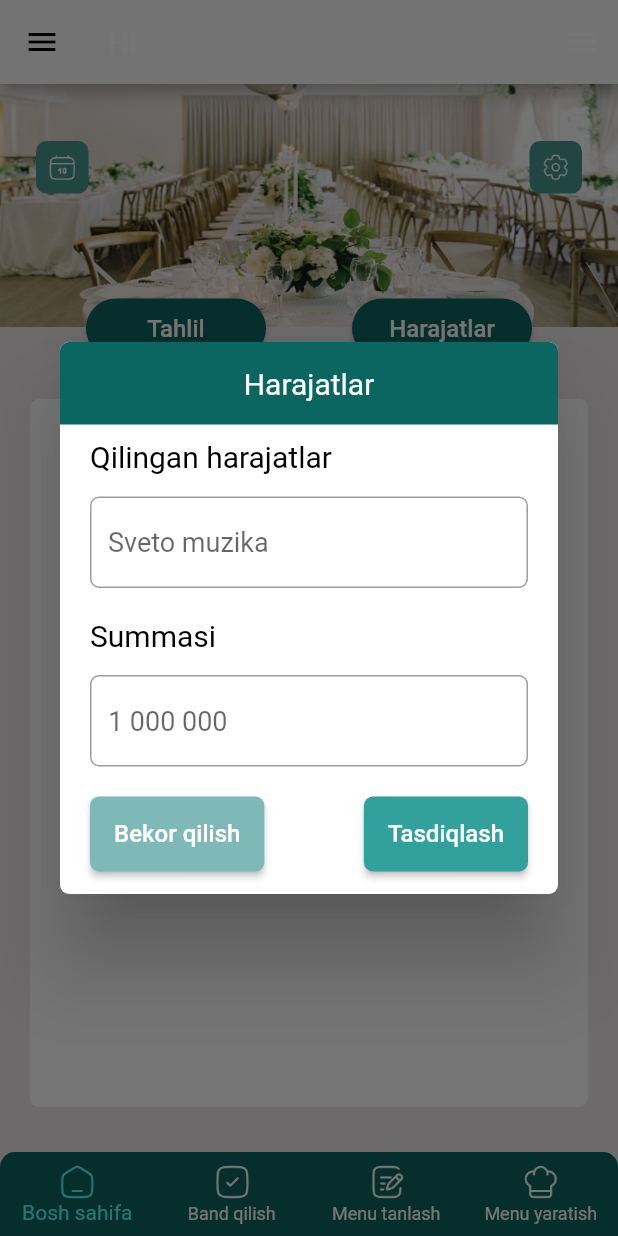
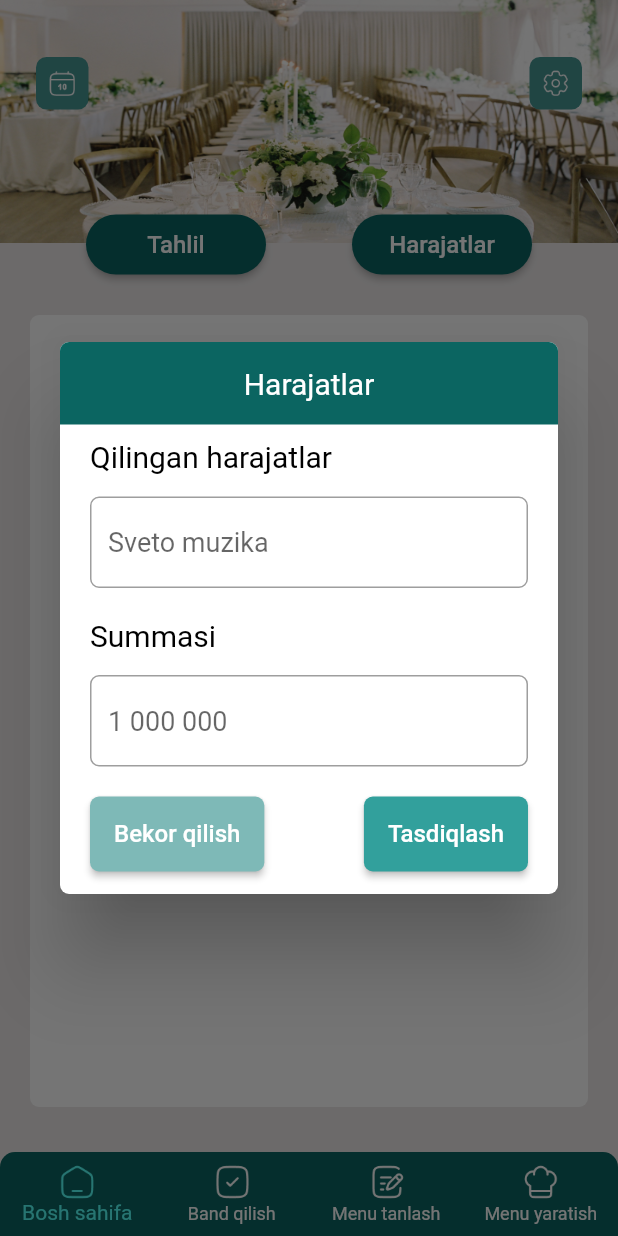
Before and after one commit to alimovjamshid/RestAdmin, a Flutter app: the screen it shows after launch, after a tap on "Harajatlar", on a phone screen of 412 x 824 dp. Run offline on Flutter 3.47's test engine with Material 2 defaults, Android fonts, the phone set to English and light mode, and no system bars; Roboto replaces fonts that are missing (Gilroy).

Commit message:
30.06.2023

```diff
--- a/lib/AppDrawer.dart
+++ b/lib/AppDrawer.dart
@@ -2,12 +2,11 @@ import 'package:flutter/cupertino.dart';
 import 'package:flutter/material.dart';
 
 class AppDrawer extends StatelessWidget {
-  const AppDrawer({super.key});
-
+   const AppDrawer({super.key});
   @override
   Widget build(BuildContext context) {
+    final double statusBarHeight = MediaQuery.of(context).padding.top;
     return Drawer(
-      surfaceTintColor: Colors.amberAccent,
       shape: RoundedRectangleBorder(
           borderRadius: BorderRadius.only(
               topLeft: Radius.circular(6),
@@ -15,7 +14,16 @@ class AppDrawer extends StatelessWidget {
           )
       ),
       child: ListView(
+        padding: EdgeInsets.zero,
         children: [
+          Container(
+            height: statusBarHeight,
+            decoration: ShapeDecoration(
+                color: Color(0xFF0B6561),
+                shape: RoundedRectangleBorder(
+                )
+            ),
+          ),
           Container(
             height: 60,
             decoration: ShapeDecoration(
@@ -28,6 +36,8 @@ class AppDrawer extends StatelessWidget {
                 "logo-RestAdmin",
                 textAlign: TextAlign.center,
                 style: TextStyle(
+                  fontSize: 18,
+                  color: Colors.white
                 ),
               ),
             ),
--- a/lib/main.dart
+++ b/lib/main.dart
@@ -24,7 +24,7 @@ class _MyAppState extends State<MyApp> {
   int _selectedIndex = 0;
 
   final List<Widget> _list = List<Widget>.unmodifiable([
-    HomePage(),
+    const HomePage(),
     const BronPage(),
     const MenuSelectPage(),
     const MenuCreatePage(),
@@ -41,32 +41,9 @@ class _MyAppState extends State<MyApp> {
   @override
   Widget build(BuildContext context) {
     return MaterialApp(
-      theme: ThemeData(
-        appBarTheme: AppBarTheme(
-          backwardsCompatibility: true,
-          systemOverlayStyle: SystemUiOverlayStyle(
-            systemNavigationBarContrastEnforced: false,
-            systemStatusBarContrastEnforced: false,
-            statusBarBrightness: Brightness.light,
-            statusBarIconBrightness: Brightness.dark,
-            statusBarColor: Colors.transparent
-          )
-        )
-      ),
       debugShowCheckedModeBanner: false,
       home: Scaffold(
-        appBar: AppBar(
-          leading: IconButton(
-              icon: Icon(
-                Icons.menu,
-                color: Colors.black,
-              ),
-              onPressed: () {
-                utils.scaffoldKey.currentState!.openEndDrawer();
-              }),
-          backgroundColor: Theme.of(context).canvasColor,
-          title: Text("Hi"),
-        ),
+        drawerEnableOpenDragGesture: false,
         endDrawer: const AppDrawer(),
         key: utils.scaffoldKey,
         backgroundColor: const Color(0xFFEBE8E8),
--- a/lib/page/home/HomePage.dart
+++ b/lib/page/home/HomePage.dart
@@ -1,13 +1,13 @@
 import 'package:flutter/material.dart';
 import 'package:restadmin/Utils.dart';
+import 'package:restadmin/page/home/widgets/CustomExpanceDialog.dart';
 import 'package:restadmin/page/home/widgets/CustomELevetedButton.dart';
 import 'package:restadmin/page/home/widgets/CustomIconButton.dart';
 
 class HomePage extends StatelessWidget {
 
-  final Utils utils = Utils();
 
-  HomePage({super.key});
+  const HomePage({super.key});
 
   @override
   Widget build(BuildContext context) {
@@ -44,7 +44,7 @@ class HomePage extends StatelessWidget {
                   textRound: 20,
                   color: Color(0xFF0B6561),
                   onPressed: () {
-                    _showDialog(context);
+                    CustomExpanceDialog(context);
                   },
                   buttonHeight: 40,
                   buttonWidth: 120,
@@ -67,7 +67,7 @@ class HomePage extends StatelessWidget {
                 ),
                 CustomIconButton(
                   onPressed: () {
-                    utils.scaffoldKey.currentState?.openEndDrawer();
+                    Scaffold.of(context).openEndDrawer();
                   },
                   imageIcon: "assets/settings.png",
                   height: 35,
@@ -93,130 +93,3 @@ class HomePage extends StatelessWidget {
     );
   }
 }
-
-void _showDialog(BuildContext context) {
-  showDialog(
-    barrierDismissible: false,
-    useSafeArea: true,
-    useRootNavigator: true,
-    context: context,
-    builder: (BuildContext context) {
-      return Dialog(
-        backgroundColor: Colors.white,
-        shape: RoundedRectangleBorder(borderRadius: BorderRadius.circular(6)),
-        child: Column(
-          crossAxisAlignment: CrossAxisAlignment.start,
-          mainAxisSize: MainAxisSize.min,
-          children: [
-            Container(
-              height: 55,
-              decoration: const ShapeDecoration(
-                  color: Color(0xFF0B6561),
-                  shape: RoundedRectangleBorder(
-                      borderRadius: BorderRadius.only(
-                          topLeft: Radius.circular(6),
-                          topRight: Radius.circular(6)))),
-              // color: Color(0xFF0B6561),
-              child: const Center(
-                child: Text(
-                  "Harajatlar",
-                  style: TextStyle(
-                      color: Colors.white,
-                      fontSize: 20,
-                      fontWeight: FontWeight.w400),
-                ),
-              ),
-            ),
-            Padding(
-              padding: const EdgeInsets.symmetric(horizontal: 20.0),
-              child: Column(
-                crossAxisAlignment: CrossAxisAlignment.start,
-                children: [
-                  SizedBox(
-                    height: 10,
-                  ),
-                  Text(
-                    "Qilingan harajatlar",
-                    style: TextStyle(
-                        color: Colors.black,
-                        fontWeight: FontWeight.w400,
-                        fontFamily: 'Gilroy',
-                        fontSize: 20),
-                  ),
-                  SizedBox(
-                    height: 15,
-                  ),
-                  TextField(
-                    style: TextStyle(fontSize: 18),
-                    keyboardType: TextInputType.text,
-                    decoration: InputDecoration(
-                        hintText: "Sveto muzika",
-                        hintStyle: TextStyle(fontSize: 18),
-                        border: OutlineInputBorder(
-                            borderRadius: BorderRadius.circular(6),
-                            borderSide:
-                                BorderSide(width: 5, color: Colors.black))),
-                  ),
-                  SizedBox(
-                    height: 20,
-                  ),
-                  Text(
-                    "Summasi",
-                    style: TextStyle(
-                        color: Colors.black,
-                        fontWeight: FontWeight.w400,
-                        fontFamily: 'Gilroy',
-                        fontSize: 20),
-                  ),
-                  SizedBox(
-                    height: 15,
-                  ),
-                  TextField(
-                    style: TextStyle(fontSize: 18),
-                    keyboardType: TextInputType.text,
-                    decoration: InputDecoration(
-                        hintText: "1 000 000",
-                        hintStyle: TextStyle(fontSize: 18),
-                        border: OutlineInputBorder(
-                            borderRadius: BorderRadius.circular(6),
-                            borderSide:
-                                BorderSide(width: 5, color: Colors.black))),
-                  ),
-                  SizedBox(
-                    height: 20,
-                  ),
-                  Row(
-                    mainAxisAlignment: MainAxisAlignment.spaceBetween,
-                    children: [
-                      CustomElevatedButton(
-                        text: "Bekor qilish",
-                        onPressed: (){
-                          Navigator.of(context).pop();
-                        },
-                        textRound: 6,
-                        color: Color(0xFF7EB9B7),
-                        buttonHeight: 50,
-                        textSize: 16,
-                      ),
-                      CustomElevatedButton(
-                        text: "Tasdiqlash",
-                        onPressed: () {},
-                        textRound: 6,
-                        color: Color(0xFF32A09C),
-                        buttonHeight: 50,
-                        textSize: 16,
-                      )
-                    ],
-                  ),
-                  SizedBox(
-                    height: 15,
-                  )
-                ],
-              ),
-            )
-          ],
-        ),
-      );
-    },
-  );
-}
--- /dev/null
+++ b/lib/page/home/widgets/CustomExpanceDialog.dart
@@ -0,0 +1,133 @@
+import 'package:flutter/cupertino.dart';
+import 'package:flutter/material.dart';
+
+import 'CustomELevetedButton.dart';
+
+
+// ignore: non_constant_identifier_names
+void CustomExpanceDialog(BuildContext context) {
+  showDialog(
+    barrierDismissible: false,
+    useSafeArea: false,
+    useRootNavigator: true,
+    context: context,
+    builder: (BuildContext context) {
+      return Dialog(
+        backgroundColor: Colors.white,
+        shape: RoundedRectangleBorder(borderRadius: BorderRadius.circular(6)),
+        child: Column(
+          crossAxisAlignment: CrossAxisAlignment.start,
+          mainAxisSize: MainAxisSize.min,
+          children: [
+            Container(
+              height: 55,
+              decoration: const ShapeDecoration(
+                  color: Color(0xFF0B6561),
+                  shape: RoundedRectangleBorder(
+                      borderRadius: BorderRadius.only(
+                          topLeft: Radius.circular(6),
+                          topRight: Radius.circular(6)))),
+              // color: Color(0xFF0B6561),
+              child: const Center(
+                child: Text(
+                  "Harajatlar",
+                  style: TextStyle(
+                      color: Colors.white,
+                      fontSize: 20,
+                      fontWeight: FontWeight.w400),
+                ),
+              ),
+            ),
+            Padding(
+              padding: const EdgeInsets.symmetric(horizontal: 20.0),
+              child: Column(
+                crossAxisAlignment: CrossAxisAlignment.start,
+                children: [
+                  SizedBox(
+                    height: 10,
+                  ),
+                  Text(
+                    "Qilingan harajatlar",
+                    style: TextStyle(
+                        color: Colors.black,
+                        fontWeight: FontWeight.w400,
+                        fontFamily: 'Gilroy',
+                        fontSize: 20),
+                  ),
+                  SizedBox(
+                    height: 15,
+                  ),
+                  TextField(
+                    style: TextStyle(fontSize: 18),
+                    keyboardType: TextInputType.text,
+                    decoration: InputDecoration(
+                        hintText: "Sveto muzika",
+                        hintStyle: TextStyle(fontSize: 18),
+                        border: OutlineInputBorder(
+                            borderRadius: BorderRadius.circular(6),
+                            borderSide:
+                            BorderSide(width: 5, color: Colors.black))),
+                  ),
+                  SizedBox(
+                    height: 20,
+                  ),
+                  Text(
+                    "Summasi",
+                    style: TextStyle(
+                        color: Colors.black,
+                        fontWeight: FontWeight.w400,
+                        fontFamily: 'Gilroy',
+                        fontSize: 20),
+                  ),
+                  SizedBox(
+                    height: 15,
+                  ),
+                  TextField(
+                    style: TextStyle(fontSize: 18),
+                    keyboardType: TextInputType.text,
+                    decoration: InputDecoration(
+                        hintText: "1 000 000",
+                        hintStyle: TextStyle(fontSize: 18),
+                        border: OutlineInputBorder(
+                            borderRadius: BorderRadius.circular(6),
+                            borderSide:
+                            BorderSide(width: 5, color: Colors.black))),
+                  ),
+                  SizedBox(
+                    height: 20,
+                  ),
+                  Row(
+                    mainAxisAlignment: MainAxisAlignment.spaceBetween,
+                    children: [
+                      CustomElevatedButton(
+                        text: "Bekor qilish",
+                        onPressed: (){
+                          Navigator.of(context).pop();
+                        },
+                        textRound: 6,
+                        color: Color(0xFF7EB9B7),
+                        buttonHeight: 50,
+                        textSize: 16,
+                      ),
+                      CustomElevatedButton(
+                        text: "Tasdiqlash",
+                        onPressed: () {},
+                        textRound: 6,
+                        color: Color(0xFF32A09C),
+                        buttonHeight: 50,
+                        textSize: 16,
+                      )
+                    ],
+                  ),
+                  SizedBox(
+                    height: 15,
+                  )
+                ],
+              ),
+            )
+          ],
+        ),
+      );
+    },
+  );
+}
```
